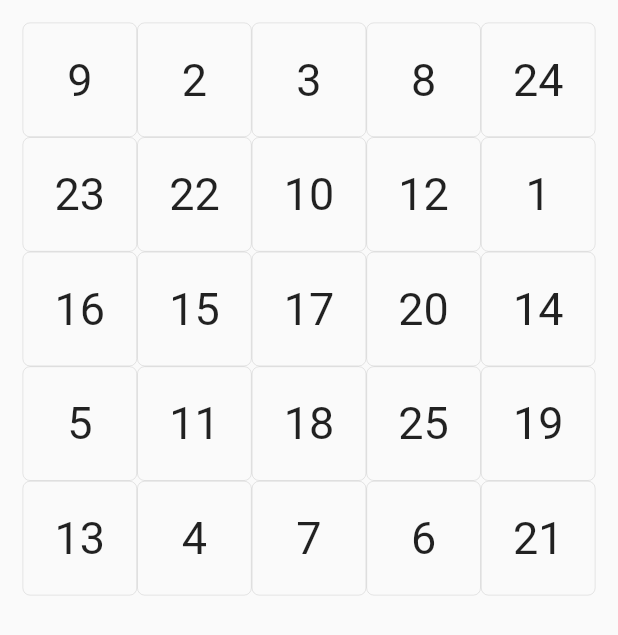
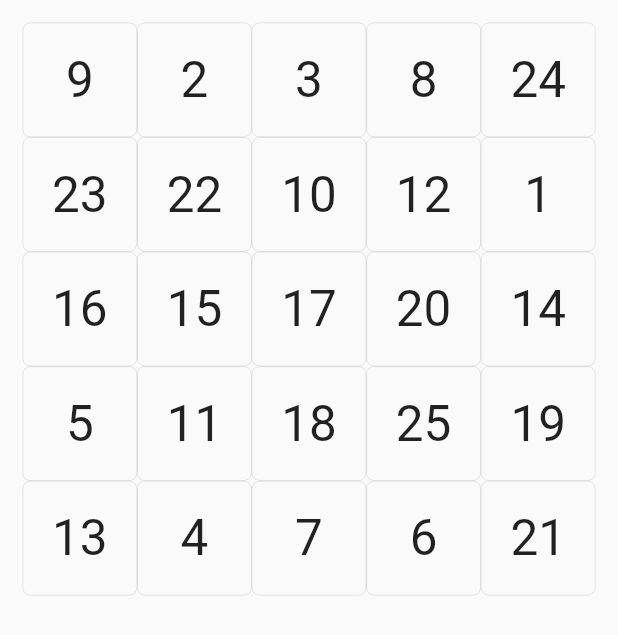
Before and after one commit to bobdeng/smart_child, a Flutter app: the screen it shows after launch, after a tap on "舒伯特方块", on a phone screen of 412 x 824 dp. Shown: the top 635 px of the screen. Run offline on Flutter 3.47's test engine with Material 2 defaults, Android fonts, the light colour scheme and no system bars; missing offline and left inert: audioplayer.

Commit message:
auto font size

```diff
--- a/lib/Cube.dart
+++ b/lib/Cube.dart
@@ -16,38 +16,43 @@ class CubePage extends StatefulWidget {
   final String title;
 
   @override
-  _CubePageState createState() => _CubePageState(5);
+  _CubePageState createState() => _CubePageState(size);
 }
 
 class _CubePageState extends State<CubePage> {
   int _size;
-  bool playing=false;
+  bool playing = false;
   CubeGame _cubeGame;
   AudioPlayer audioPlayer;
-
+  double _blockWidth = 30;
   StreamSubscription<AudioPlayerState> _audioPlayerStateSubscription;
 
   _CubePageState(this._size);
 
   @override
   void initState() {
-    setState(() {
     _cubeGame = CubeGame.newGame(_size);
-    });
     initAudioPlayer();
     super.initState();
   }
+
   void initAudioPlayer() {
     audioPlayer = new AudioPlayer();
     _audioPlayerStateSubscription =
         audioPlayer.onPlayerStateChanged.listen((s) {
       if (s == AudioPlayerState.PLAYING) {
       } else if (s == AudioPlayerState.STOPPED) {
-            playing=false;
+        playing = false;
       }
     }, onError: (msg) {
-          playing=false;
+      playing = false;
     });
+  }
+
+  @override
+  void didChangeDependencies() {
+    super.didChangeDependencies();
+    initScreen();
   }
 
   @override
@@ -66,7 +71,7 @@ class _CubePageState extends State<CubePage> {
                   shrinkWrap: true,
                   scrollDirection: Axis.vertical,
                   itemBuilder: (BuildContext context, int index) {
-                    return NumberBlock(_cubeGame.number(index), checkNum);
+                    return NumberBlock(_cubeGame.number(index), checkNum,_blockWidth);
                   }),
             ),
           ],
@@ -98,13 +103,21 @@ class _CubePageState extends State<CubePage> {
                       )
                     ],
                   ),
-                  Text("你的成绩：" + _cubeGame.score().toString(),
+                  Text("你的成绩：" + (_cubeGame.score()==null?"":_cubeGame.score().toString()),
                       textAlign: TextAlign.center,
                       style: TextStyle(fontSize: 30)),
                   RaisedButton(
                     child: Text("关闭"),
                     onPressed: () {
                       Navigator.pop(context);
+                    },
+                  ),
+                  RaisedButton(
+                    child: Text("再来"),
+                    onPressed: () {
+                      setState(() {
+                        _cubeGame = CubeGame.newGame(_size);
+                      });
                     },
                   ),
                 ],
@@ -140,10 +153,10 @@ class _CubePageState extends State<CubePage> {
   }
 
   Future playFile(soundFile) async {
-    if(playing){
+    if (playing) {
       await audioPlayer.stop();
     }
-    playing=true;
+    playing = true;
     var file = await tryWriteFile(soundFile);
     await audioPlayer.play(file.path, isLocal: true);
   }
@@ -159,15 +172,24 @@ class _CubePageState extends State<CubePage> {
   }
 
   Future<ByteData> loadAsset(String file) async {
-    return await rootBundle.load("assets/"+file);
+    return await rootBundle.load("assets/" + file);
+  }
+
+  void initScreen(){
+    double width = (MediaQuery.of(context).size.width / _size);
+    setState(() {
+      _blockWidth = width*0.4;
+    });
   }
 }
 
 class NumberBlock extends StatelessWidget {
   int _number;
   var _onpress;
+  double _blockWidth;
 
-  NumberBlock(this._number, this._onpress);
+
+  NumberBlock(this._number, this._onpress, this._blockWidth);
 
   @override
   Widget build(BuildContext context) {
@@ -186,7 +208,7 @@ class NumberBlock extends StatelessWidget {
               children: <Widget>[
                 Text(
                   _number.toString(),
-                  style: TextStyle(fontSize: 30),
+                  style: TextStyle(fontSize: _blockWidth),
                 )
               ],
             )));
--- a/lib/CubeGame.dart
+++ b/lib/CubeGame.dart
@@ -7,6 +7,7 @@ class CubeGame {
   CubeGame.newGame(int size) {
     this.matrix = new GameMatrix.newMatrix(size);
     status = new GameStatus.newInstance();
+    start();
   }
 
   bool checkNum(int num) {
@@ -39,11 +40,18 @@ class CubeGame {
   }
 
   score() {
+    if(status==null){
+      return GameScore(0);
+    }
     return new GameScore(status.score());
   }
 
   int number(int index) {
     return matrix.numberAt(index);
+  }
+
+  void start() {
+    status.start();
   }
 }
 
@@ -54,7 +62,7 @@ class GameStatus {
   GameStatus(this.gameCounter, this.gameRunning);
 
   GameStatus.newInstance() {
-    gameCounter = new GameCounter.start(DateTime.now());
+
     gameRunning = new GameRunning(true);
   }
 
@@ -68,7 +76,14 @@ class GameStatus {
   }
 
   score() {
+    if(gameCounter==null){
+      return 0;
+    }
     return gameCounter.score();
+  }
+
+  void start() {
+    gameCounter = new GameCounter.start(DateTime.now());
   }
 }
 
```
Also changed, not shown: 8 other files. Lines whose indentation alone changed are shown as unchanged.
